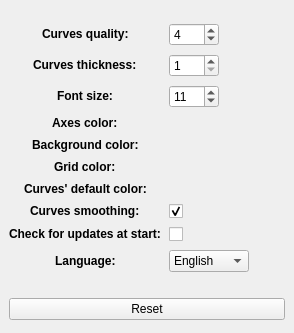
This is Windows/settings.ui in AdelKS/ZeGrapher as Qt 5 draws it before an edit. The edited form follows.
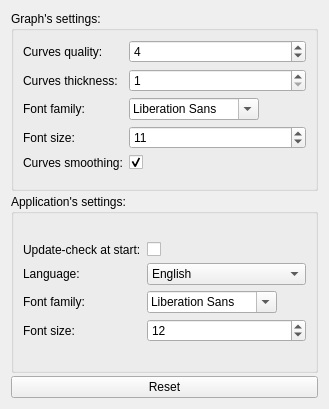
This is the edited form. Icons and pictures are not drawn.

Commit message:
Added Font changing in settings window for the graph and the application.
Changed delta() in wheelEvent to pixelDelta(), delta was deprecated.

Patch:
```diff
--- a/Windows/settings.ui
+++ b/Windows/settings.ui
@@ -6,16 +6,22 @@
    <rect>
     <x>0</x>
     <y>0</y>
-    <width>294</width>
-    <height>333</height>
+    <width>329</width>
+    <height>409</height>
    </rect>
   </property>
   <property name="sizePolicy">
-   <sizepolicy hsizetype="Minimum" vsizetype="Minimum">
+   <sizepolicy hsizetype="Minimum" vsizetype="Preferred">
     <horstretch>0</horstretch>
     <verstretch>0</verstretch>
    </sizepolicy>
   </property>
+  <property name="minimumSize">
+   <size>
+    <width>0</width>
+    <height>0</height>
+   </size>
+  </property>
   <property name="maximumSize">
    <size>
     <width>16777215</width>
@@ -31,31 +37,20 @@
   </property>
   <layout class="QVBoxLayout" name="verticalLayout">
    <property name="spacing">
-    <number>8</number>
-   </property>
-   <property name="leftMargin">
-    <number>9</number>
-   </property>
-   <property name="topMargin">
-    <number>9</number>
-   </property>
-   <property name="rightMargin">
-    <number>9</number>
-   </property>
-   <property name="bottomMargin">
-    <number>9</number>
+    <number>3</number>
    </property>
    <item>
+    <widget class="QGroupBox" name="groupBox">
+     <property name="sizePolicy">
+      <sizepolicy hsizetype="Minimum" vsizetype="Preferred">
+       <horstretch>0</horstretch>
+       <verstretch>0</verstretch>
+      </sizepolicy>
+     </property>
+     <property name="title">
+      <string>Graph's settings:</string>
+     </property>
     <layout class="QFormLayout" name="formLayout">
-     <property name="fieldGrowthPolicy">
-      <enum>QFormLayout::AllNonFixedFieldsGrow</enum>
-     </property>
-     <property name="labelAlignment">
-      <set>Qt::AlignCenter</set>
-     </property>
-     <property name="formAlignment">
-      <set>Qt::AlignJustify|Qt::AlignVCenter</set>
-     </property>
      <item row="0" column="0">
       <widget class="QLabel" name="label_4">
        <property name="sizePolicy">
@@ -74,7 +69,7 @@
         <string>If the quality is increased, the execution speed is decreased and conversely.</string>
        </property>
        <property name="text">
-        <string>&lt;html&gt;&lt;head/&gt;&lt;body&gt;&lt;p&gt;&lt;span style=&quot; font-weight:600;&quot;&gt;Curves quality:&lt;/span&gt;&lt;/p&gt;&lt;/body&gt;&lt;/html&gt;</string>
+         <string>Curves quality:</string>
        </property>
       </widget>
      </item>
@@ -82,7 +77,7 @@
       <widget class="QSpinBox" name="distanceWidget">
        <property name="maximumSize">
         <size>
-         <width>50</width>
+          <width>16777215</width>
          <height>25</height>
         </size>
        </property>
@@ -106,7 +101,7 @@
         <string/>
        </property>
        <property name="text">
-        <string>&lt;strong&gt;Curves thickness:&lt;/strong&gt;</string>
+         <string>Curves thickness:</string>
        </property>
       </widget>
      </item>
@@ -114,7 +109,7 @@
       <widget class="QSpinBox" name="thicknessWidget">
        <property name="maximumSize">
         <size>
-         <width>50</width>
+          <width>16777215</width>
          <height>25</height>
         </size>
        </property>
@@ -127,20 +122,52 @@
       </widget>
      </item>
      <item row="2" column="0">
+       <widget class="QLabel" name="label_11">
+        <property name="text">
+         <string>Font family:</string>
+        </property>
+       </widget>
+      </item>
+      <item row="2" column="1">
+       <widget class="QFontComboBox" name="graphFont">
+        <property name="sizePolicy">
+         <sizepolicy hsizetype="Minimum" vsizetype="Preferred">
+          <horstretch>0</horstretch>
+          <verstretch>0</verstretch>
+         </sizepolicy>
+        </property>
+        <property name="minimumSize">
+         <size>
+          <width>0</width>
+          <height>0</height>
+         </size>
+        </property>
+        <property name="maximumSize">
+         <size>
+          <width>130</width>
+          <height>16777215</height>
+         </size>
+        </property>
+        <property name="sizeAdjustPolicy">
+         <enum>QComboBox::AdjustToContents</enum>
+        </property>
+       </widget>
+      </item>
+      <item row="3" column="0">
       <widget class="QLabel" name="label_7">
        <property name="toolTip">
         <string>Digits size shown on the graph</string>
        </property>
        <property name="text">
-        <string>&lt;html&gt;&lt;head/&gt;&lt;body&gt;&lt;p&gt;&lt;span style=&quot; font-weight:600;&quot;&gt;Font size:&lt;/span&gt;&lt;/p&gt;&lt;/body&gt;&lt;/html&gt;</string>
+         <string>Font size:</string>
        </property>
       </widget>
      </item>
-     <item row="2" column="1">
-      <widget class="QSpinBox" name="numSize">
+      <item row="3" column="1">
+       <widget class="QSpinBox" name="graphFontSize">
        <property name="maximumSize">
         <size>
-         <width>50</width>
+          <width>16777215</width>
          <height>25</height>
         </size>
        </property>
@@ -151,51 +178,21 @@
         <number>8</number>
        </property>
        <property name="maximum">
-        <number>16</number>
+         <number>20</number>
        </property>
        <property name="value">
         <number>11</number>
        </property>
       </widget>
      </item>
-     <item row="3" column="0">
-      <widget class="QLabel" name="label_2">
-       <property name="text">
-        <string>&lt;strong&gt;Axes color:&lt;/strong&gt;</string>
-       </property>
-      </widget>
-     </item>
-     <item row="3" column="1">
-      <layout class="QHBoxLayout" name="axesColorLayout"/>
-     </item>
      <item row="4" column="0">
-      <widget class="QLabel" name="label_3">
-       <property name="text">
-        <string>&lt;strong&gt;Background color:&lt;/strong&gt;</string>
-       </property>
-      </widget>
-     </item>
-     <item row="4" column="1">
-      <layout class="QHBoxLayout" name="backgroundColorLayout"/>
-     </item>
-     <item row="5" column="0">
-      <widget class="QLabel" name="label_8">
-       <property name="text">
-        <string>&lt;strong&gt;Grid color:&lt;/strong&gt;</string>
-       </property>
-      </widget>
-     </item>
-     <item row="5" column="1">
-      <layout class="QHBoxLayout" name="gridColorLayout"/>
-     </item>
-     <item row="7" column="0">
       <widget class="QLabel" name="label_5">
        <property name="text">
-        <string>&lt;strong&gt;Curves smoothing:&lt;/strong&gt;</string>
+         <string>Curves smoothing:</string>
        </property>
       </widget>
      </item>
-     <item row="7" column="1">
+      <item row="4" column="1">
       <widget class="QCheckBox" name="smoothing">
        <property name="maximumSize">
         <size>
@@ -214,24 +211,38 @@
        </property>
       </widget>
      </item>
-     <item row="6" column="0">
-      <widget class="QLabel" name="label_6">
-       <property name="text">
-        <string>&lt;html&gt;&lt;head/&gt;&lt;body&gt;&lt;p&gt;&lt;span style=&quot; font-weight:600;&quot;&gt;Curves' default color:&lt;/span&gt;&lt;/p&gt;&lt;/body&gt;&lt;/html&gt;</string>
-       </property>
-      </widget>
-     </item>
-     <item row="6" column="1">
-      <layout class="QHBoxLayout" name="defaultColorLayout"/>
-     </item>
-     <item row="8" column="0">
+     </layout>
+    </widget>
+   </item>
+   <item>
+    <widget class="QGroupBox" name="groupBox_2">
+     <property name="sizePolicy">
+      <sizepolicy hsizetype="Minimum" vsizetype="Preferred">
+       <horstretch>0</horstretch>
+       <verstretch>0</verstretch>
+      </sizepolicy>
+     </property>
+     <property name="title">
+      <string>Application's settings:</string>
+     </property>
+     <layout class="QFormLayout" name="formLayout_2">
+      <property name="rowWrapPolicy">
+       <enum>QFormLayout::WrapLongRows</enum>
+      </property>
+      <property name="labelAlignment">
+       <set>Qt::AlignLeading|Qt::AlignLeft|Qt::AlignVCenter</set>
+      </property>
+      <property name="formAlignment">
+       <set>Qt::AlignCenter</set>
+      </property>
+      <item row="0" column="0">
       <widget class="QLabel" name="label_9">
        <property name="text">
-        <string>&lt;strong&gt;Check for updates at start:&lt;/strong&gt;</string>
+         <string>Update-check at start:</string>
        </property>
       </widget>
      </item>
-     <item row="8" column="1">
+      <item row="0" column="1">
       <widget class="QCheckBox" name="updateCheckAtStart">
        <property name="maximumSize">
         <size>
@@ -244,19 +255,25 @@
        </property>
       </widget>
      </item>
-     <item row="9" column="0">
+      <item row="1" column="0">
       <widget class="QLabel" name="label_10">
        <property name="text">
-        <string>&lt;strong&gt;Language:&lt;/strong&gt;</string>
+         <string>Language:</string>
        </property>
       </widget>
      </item>
-     <item row="9" column="1">
+      <item row="1" column="1">
       <widget class="QComboBox" name="languageComboBox">
+        <property name="sizePolicy">
+         <sizepolicy hsizetype="Minimum" vsizetype="Fixed">
+          <horstretch>0</horstretch>
+          <verstretch>0</verstretch>
+         </sizepolicy>
+        </property>
        <property name="maximumSize">
         <size>
-         <width>80</width>
-         <height>16777215</height>
+          <width>16777215</width>
+          <height>25</height>
         </size>
        </property>
        <item>
@@ -271,40 +288,66 @@
        </item>
       </widget>
      </item>
-    </layout>
-   </item>
-   <item>
-    <widget class="QWidget" name="widget" native="true">
+      <item row="2" column="0">
+       <widget class="QLabel" name="label_12">
+        <property name="text">
+         <string>Font family:</string>
+        </property>
+       </widget>
+      </item>
+      <item row="3" column="0">
+       <widget class="QLabel" name="label_13">
+        <property name="text">
+         <string>Font size:</string>
+        </property>
+       </widget>
+      </item>
+      <item row="3" column="1">
+       <widget class="QSpinBox" name="appFontSize">
      <property name="maximumSize">
       <size>
        <width>16777215</width>
-       <height>30</height>
-      </size>
-     </property>
-     <layout class="QHBoxLayout" name="horizontalLayout">
-      <property name="spacing">
-       <number>0</number>
-      </property>
-      <property name="leftMargin">
-       <number>0</number>
-      </property>
-      <property name="topMargin">
-       <number>0</number>
-      </property>
-      <property name="rightMargin">
-       <number>0</number>
-      </property>
-      <property name="bottomMargin">
-       <number>0</number>
-      </property>
+          <height>25</height>
+         </size>
+        </property>
+        <property name="minimum">
+         <number>8</number>
+        </property>
+        <property name="maximum">
+         <number>20</number>
+        </property>
+        <property name="value">
+         <number>12</number>
+        </property>
+       </widget>
+      </item>
+      <item row="2" column="1">
+       <widget class="QFontComboBox" name="appFontFamily">
+        <property name="sizePolicy">
+         <sizepolicy hsizetype="Minimum" vsizetype="Preferred">
+          <horstretch>0</horstretch>
+          <verstretch>0</verstretch>
+         </sizepolicy>
+        </property>
+        <property name="maximumSize">
+         <size>
+          <width>130</width>
+          <height>16777215</height>
+         </size>
+        </property>
+        <property name="sizeAdjustPolicy">
+         <enum>QComboBox::AdjustToContents</enum>
+        </property>
+       </widget>
+      </item>
+     </layout>
+    </widget>
+   </item>
       <item>
        <widget class="QPushButton" name="reset">
         <property name="text">
          <string>Reset</string>
         </property>
-       </widget>
-      </item>
-     </layout>
     </widget>
    </item>
   </layout>
```
Lines whose indentation alone changed are shown as unchanged. The commit also changes 9 other files.
